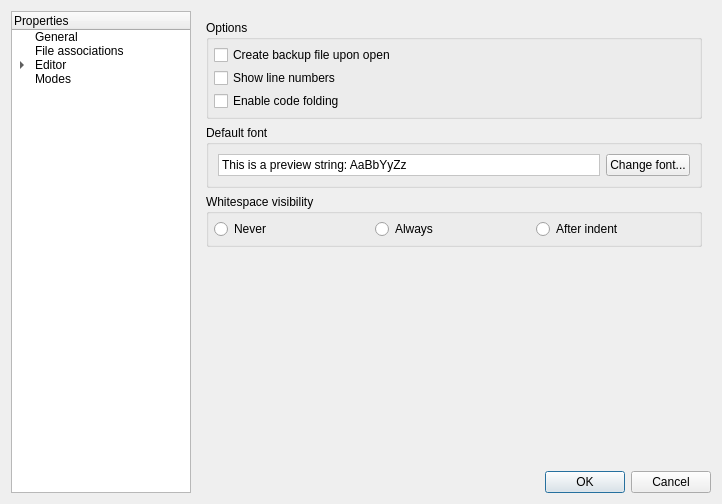
Qt form enki/ui/UISettings.ui (andreikop/enki) before a commit.
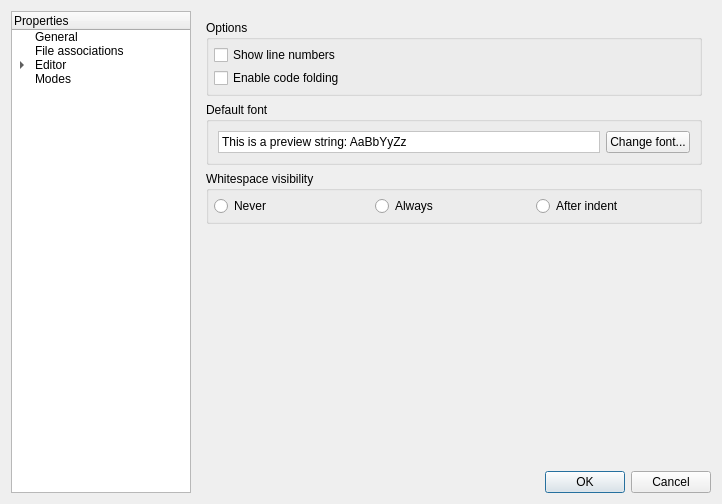
The same form after that commit. The open tabs and pages were chosen to show the change. Custom widgets are drawn as their Qt base class.

Commit message: Remove backup functionality

What changed in the file:
```diff
--- a/enki/ui/UISettings.ui
+++ b/enki/ui/UISettings.ui
@@ -237,13 +237,6 @@
             <property name="margin">
              <number>5</number>
             </property>
-            <item>
-             <widget class="QCheckBox" name="cbCreateBackupUponOpen">
-              <property name="text">
-               <string>Create backup file upon open</string>
-              </property>
-             </widget>
-            </item>
             <item>
              <widget class="QCheckBox" name="cbShowLineNumbers">
               <property name="text">
```
The commit also changes 3 other files.
